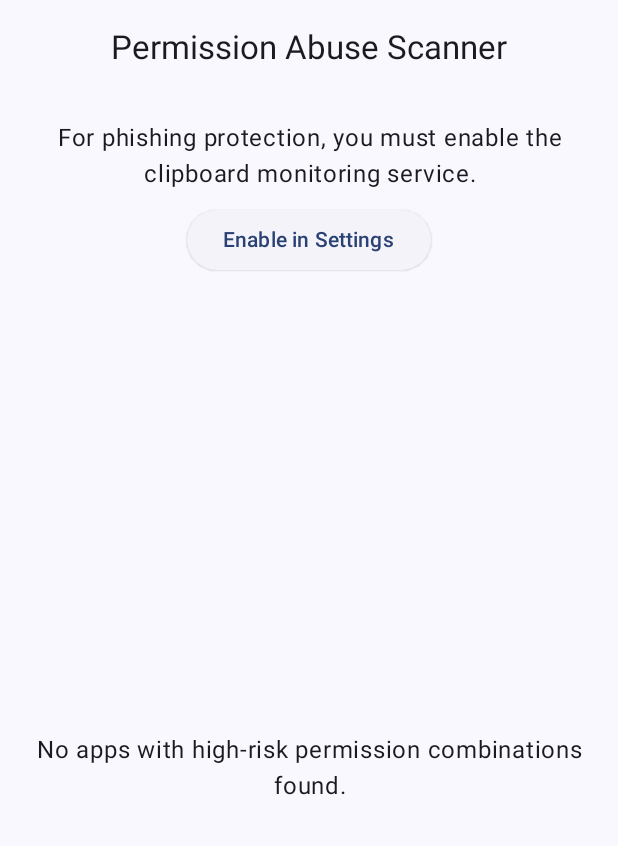
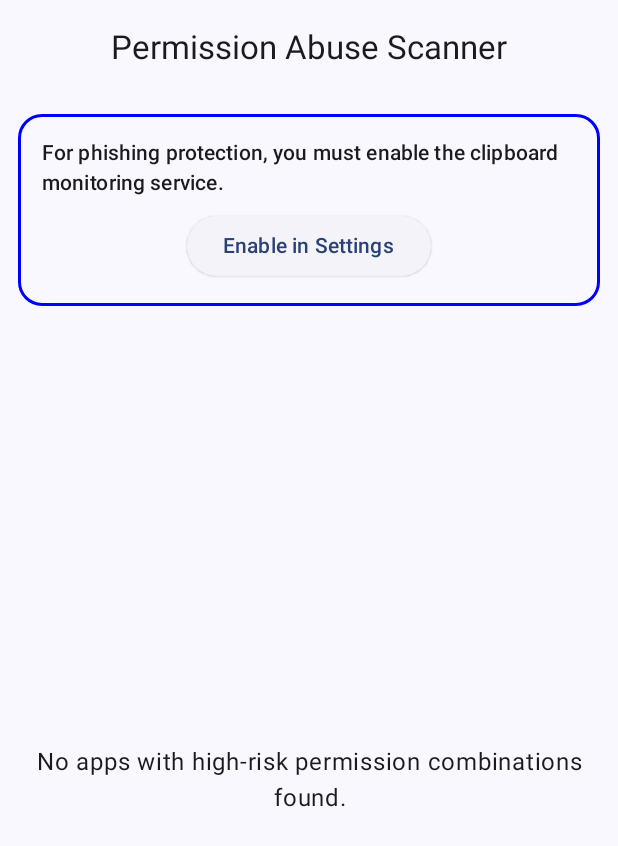
Before and after one commit to ramveerk7802/security-app, an Android app built with Jetpack Compose: the screen it shows after launch (MainActivity), on a phone screen of 412 x 824 dp. Shown: the top 846 px of the screen. Run offline under Robolectric (Android 15) with nearby library versions, the phone set to English and light mode, and no system bars; our stand-ins replace Dagger/Hilt's generated code; pictures from the network do not load.

Commit message:
Changed UI Enable the ClipBoard accessibility

```diff
--- a/app/src/main/java/com/rvcode/securityapp/screens/PermissionScannerScreen.kt
+++ b/app/src/main/java/com/rvcode/securityapp/screens/PermissionScannerScreen.kt
@@ -4,19 +4,24 @@ import android.content.Context
 import android.content.Intent
 import android.provider.Settings
 import android.util.Log
+import androidx.compose.foundation.BorderStroke
 import androidx.compose.foundation.layout.Arrangement
 import androidx.compose.foundation.layout.Box
 import androidx.compose.foundation.layout.Column
 import androidx.compose.foundation.layout.Spacer
 import androidx.compose.foundation.layout.fillMaxSize
+import androidx.compose.foundation.layout.fillMaxWidth
 import androidx.compose.foundation.layout.height
 import androidx.compose.foundation.layout.padding
 import androidx.compose.foundation.lazy.LazyColumn
 import androidx.compose.foundation.lazy.items
+import androidx.compose.foundation.shape.RoundedCornerShape
 import androidx.compose.material3.CenterAlignedTopAppBar
 import androidx.compose.material3.CircularProgressIndicator
 import androidx.compose.material3.ElevatedButton
 import androidx.compose.material3.ExperimentalMaterial3Api
+import androidx.compose.material3.MaterialTheme
+import androidx.compose.material3.OutlinedCard
 import androidx.compose.material3.Scaffold
 import androidx.compose.material3.Text
 import androidx.compose.runtime.Composable
@@ -24,8 +29,10 @@ import androidx.compose.runtime.LaunchedEffect
 import androidx.compose.runtime.collectAsState
 import androidx.compose.ui.Alignment
 import androidx.compose.ui.Modifier
+import androidx.compose.ui.graphics.Color
 import androidx.compose.ui.platform.LocalContext
 import androidx.compose.ui.text.style.TextAlign
+import androidx.compose.ui.tooling.preview.Preview
 import androidx.compose.ui.unit.dp
 import androidx.hilt.navigation.compose.hiltViewModel
 
@@ -122,17 +129,25 @@ private fun AppList(riskyApps: List<AppWithRisk>) {
 }
 
 
+@Preview
 @Composable
 private fun EnableServicePrompt(){
     val context = LocalContext.current
-    Column(
+    OutlinedCard(
+        modifier = Modifier.fillMaxWidth().padding(12.dp),
+        shape = RoundedCornerShape(16.dp),
+        border = BorderStroke(
+            width = 2.dp,
+            color = Color.Blue
+        )
+    ){Column(
         modifier = Modifier.padding(16.dp),
         horizontalAlignment = Alignment.CenterHorizontally,
         verticalArrangement = Arrangement.Center
     ) {
         Text(
             text = "For phishing protection, you must enable the clipboard monitoring service.",
-            textAlign = TextAlign.Center
+            style = MaterialTheme.typography.labelLarge
         )
         Spacer(modifier = Modifier.height(8.dp))
         ElevatedButton(onClick = {
@@ -143,4 +158,6 @@ private fun EnableServicePrompt(){
             Text("Enable in Settings")
         }
     }
+
+    }
 }
```
